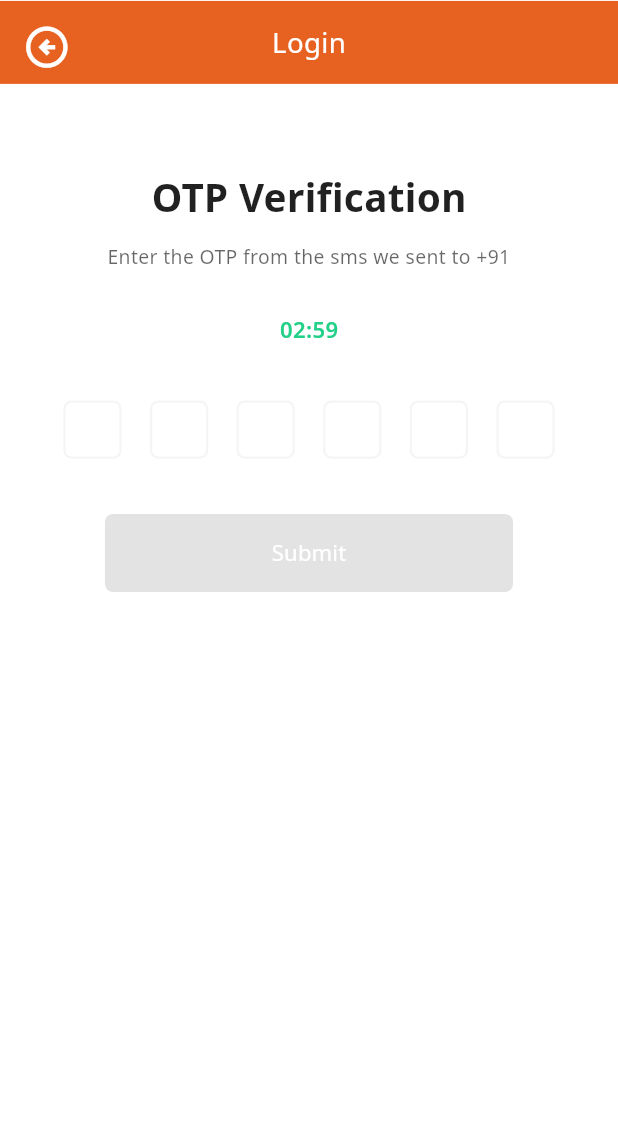
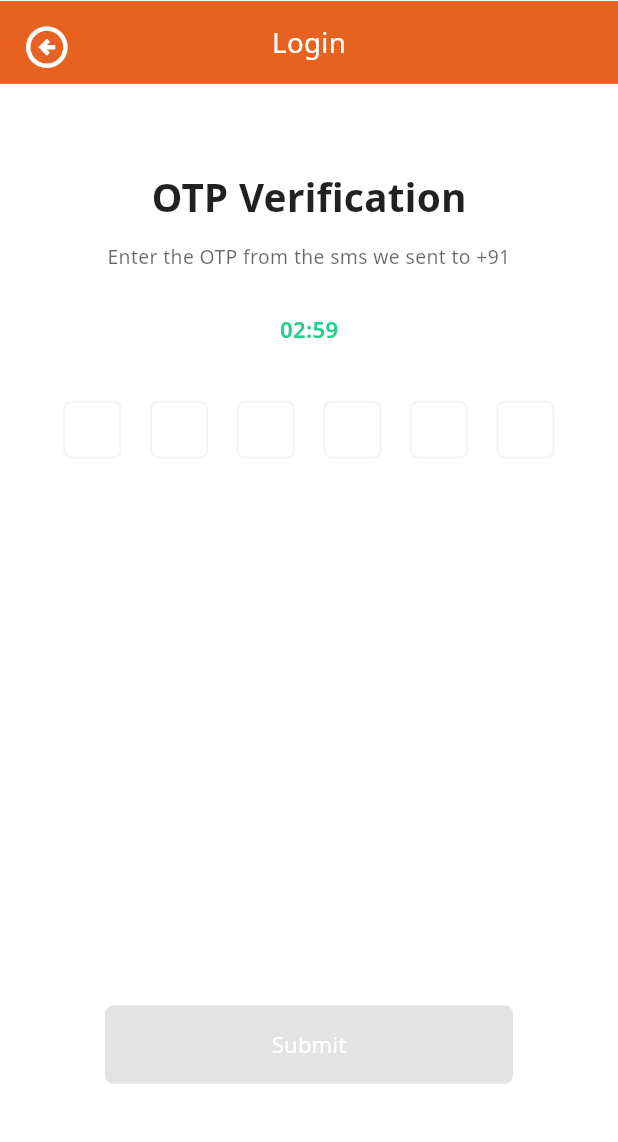
Before and after one commit to COSS-India/VoiceGive, a Flutter app: the OtpVerificationScreen screen opened directly with empty values, on a phone screen of 412 x 824 dp, the part 94-1236 px from its top. Run offline on Flutter 3.47's test engine with Material 3 defaults, Android fonts, the phone set to English and light mode, and no system bars; our stand-ins replace cached_network_image, flutter_screenutil, flutter_svg, google_fonts, just_audio, lottie and 1 more; missing offline and left inert: record; generated files the repository leaves out were written again; project files that could hold a hidden picture were left out.

Commit message:
fix: update submit button position in otp verification

```diff
--- a/lib/screens/auth/otp_login/otp_verification_screen.dart
+++ b/lib/screens/auth/otp_login/otp_verification_screen.dart
@@ -120,7 +120,15 @@
                       errorText: _errorText,
                     ),
                     SizedBox(height: 40.h),
-                    ValueListenableBuilder<bool>(
+                  ],
+                ),
+              ),
+            ),
+          ),
+          Padding(
+            padding: EdgeInsets.fromLTRB(24.w, 0, 24.w, 40.w),
+            child: Center(
+              child: ValueListenableBuilder<bool>(
                 valueListenable: _isOtpValid,
                 builder: (context, isOtpValid, child) {
                   return SizedBox(
@@ -161,9 +169,6 @@
                   );
                 },
               ),
-                  ],
-                ),
-              ),
             ),
           ),
         ],
```
Lines whose indentation alone changed are shown as unchanged.
